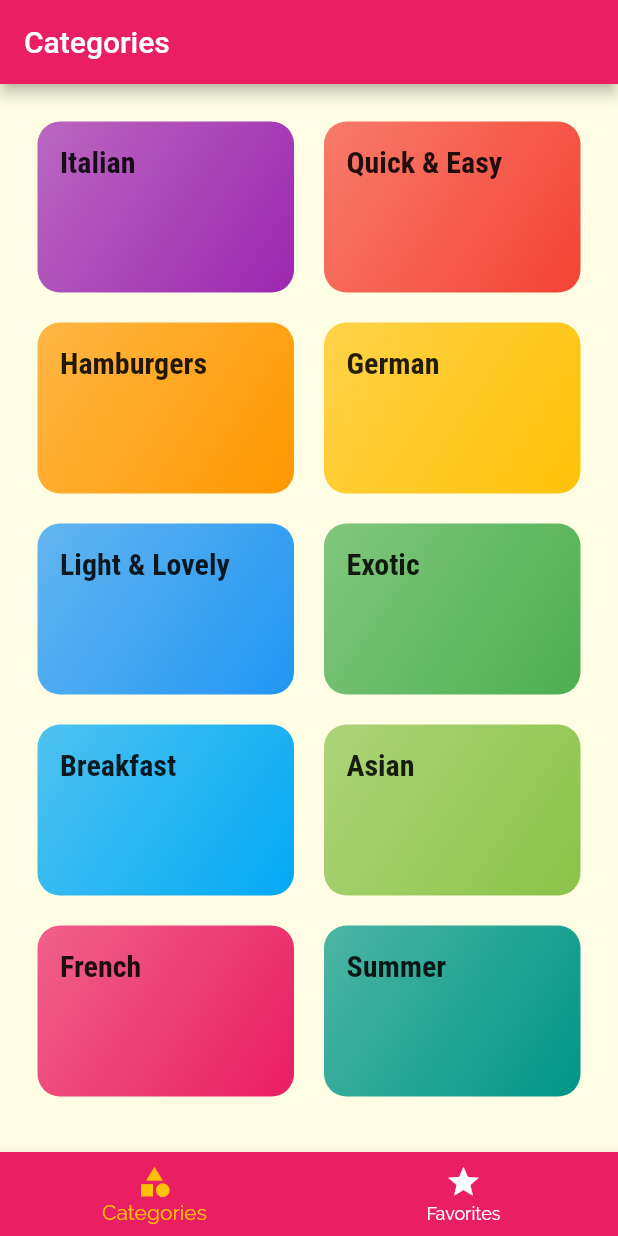
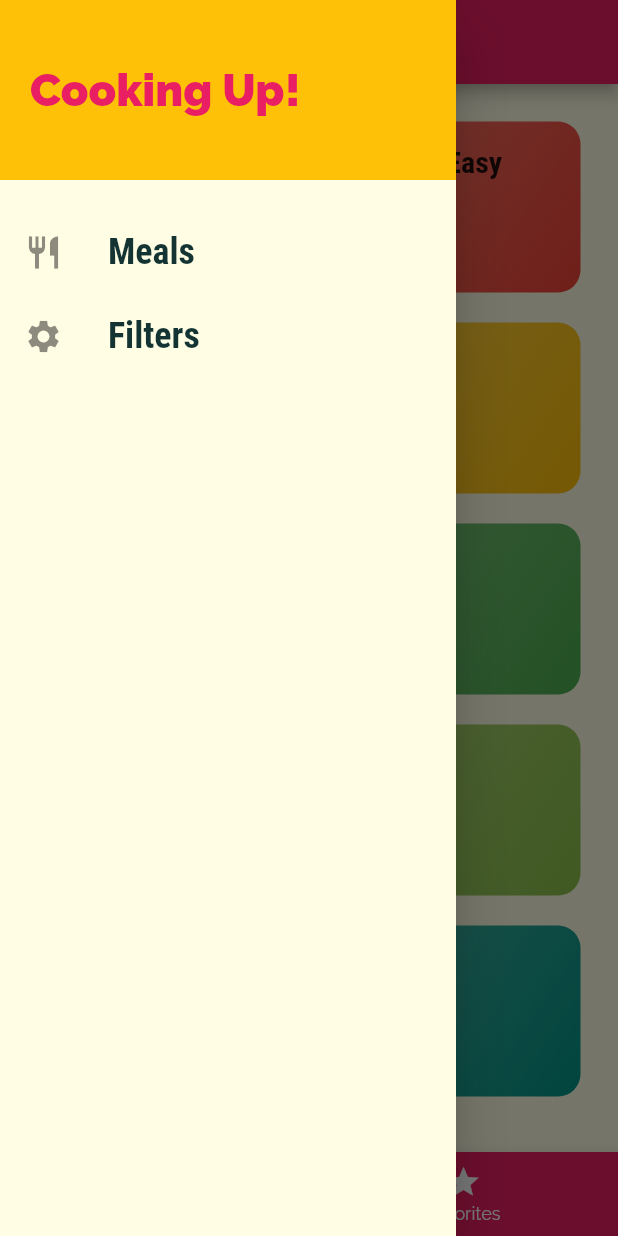
Before and after one commit to thegera4/meals_app_flutter, a Flutter app: the screen it shows after launch, with the side drawer open (before the commit the screen has no drawer), on a phone screen of 412 x 824 dp. Run offline on Flutter 3.47's test engine with Material 2 defaults, Android fonts, the phone set to English and light mode, and no system bars.

Commit message:
added filters

```diff
--- a/lib/main.dart
+++ b/lib/main.dart
@@ -1,17 +1,57 @@
 import 'package:flutter/material.dart';
+import 'models/meal.dart';
+import 'screens/filters_screen.dart';
 import 'screens/tabs_screen.dart';
 import 'screens/meal_detail_screen.dart';
 import 'screens/category_meals_screen.dart';
 import 'screens/categories_screen.dart';
+import 'dummy_data.dart';
 
 void main() {
   runApp(const MyApp());
 }
 
-class MyApp extends StatelessWidget {
+class MyApp extends StatefulWidget {
   const MyApp({super.key});
 
-  // This widget is the root of your application.
+  @override
+  State<MyApp> createState() => _MyAppState();
+}
+
+class _MyAppState extends State<MyApp> {
+
+   Map<String, bool> _filters = {
+    'gluten': false,
+    'lactose': false,
+    'vegan': false,
+    'vegetarian': false,
+  };
+
+  List<Meal> _availableMeals = dummyMeals;
+
+  void _setFilters(Map<String, bool> filterData) {
+    setState(() {
+      _filters = filterData;
+
+      _availableMeals = dummyMeals.where((meal) {
+        if (_filters['gluten']! && !meal.isGlutenFree) {
+          return false;
+        }
+        if (_filters['lactose']! && !meal.isLactoseFree) {
+          return false;
+        }
+        if (_filters['vegan']! && !meal.isVegan) {
+          return false;
+        }
+        if (_filters['vegetarian']! && !meal.isVegetarian) {
+          return false;
+        }
+        return true;
+      }).toList();
+
+    });
+  }
+
   @override
   Widget build(BuildContext context) {
     return MaterialApp(
@@ -40,11 +80,16 @@ class MyApp extends StatelessWidget {
       initialRoute: '/',
       routes: {
         '/': (context) => const TabsScreen(),
-        CategoryMealsScreen.routeName: (context) => const CategoryMealsScreen(
+        CategoryMealsScreen.routeName: (context) => CategoryMealsScreen(
+          availableMeals: _availableMeals,
           categoryTitle: null,
           categoryId: null,
         ),
         MealDetailScreen.routeName: (context) => const MealDetailScreen(),
+        FilterScreen.routeName: (context) => FilterScreen(
+          saveFilters: _setFilters,
+          currentFilters: _filters,
+        ),
       },
       //this is a fallback route, in case the route name is not found
       /*onGenerateRoute: (settings) {
--- a/lib/screens/tabs_screen.dart
+++ b/lib/screens/tabs_screen.dart
@@ -1,4 +1,5 @@
 import 'package:flutter/material.dart';
+import '/widgets/main_drawer.dart';
 import './categories_screen.dart';
 import './favorites_screen.dart';
 //import 'package:meals_app/widgets/main_drawer.dart';
@@ -34,6 +35,7 @@ class _TabsScreenState extends State<TabsScreen> {
         appBar: AppBar(
           title: Text(_pages[_selectedPageIndex]['title'] as String),
         ),
+        drawer: const MainDrawer(),
         body: _pages[_selectedPageIndex]['page'] as Widget,
         bottomNavigationBar: BottomNavigationBar(
           onTap: _selectPage,
--- /dev/null
+++ b/lib/widgets/main_drawer.dart
@@ -0,0 +1,63 @@
+import 'package:flutter/material.dart';
+import '../screens/categories_screen.dart';
+import '../screens/filters_screen.dart';
+
+class MainDrawer extends StatelessWidget {
+  const MainDrawer({Key? key}) : super(key: key);
+
+  Widget _buildListTile(String title, IconData icon, Function tapHandler){
+    return ListTile(
+      leading: Icon(icon, size: 26),
+      title: Text(
+        title,
+        style: const TextStyle(
+          fontFamily: 'RobotoCondensed',
+          fontSize: 24,
+          fontWeight: FontWeight.bold,
+        ),
+      ),
+      onTap: () => tapHandler(),
+    );
+  }
+
+  @override
+  Widget build(BuildContext context) {
+    return Drawer(
+      child: Column(
+        children: [
+          Container(
+            height: 120,
+            width: double.infinity,
+            padding: const EdgeInsets.all(20),
+            alignment: Alignment.centerLeft,
+            color: Theme.of(context).colorScheme.secondary,
+            child: Text(
+              'Cooking Up!',
+              style: TextStyle(
+                fontWeight: FontWeight.w900,
+                fontSize: 30,
+                color: Theme.of(context).colorScheme.primary,
+              ),
+            ),
+          ),
+          const SizedBox(
+            height: 20,
+          ),
+          _buildListTile(
+            'Meals',
+            Icons.restaurant,
+            //pushReplacementNamed replaces the current screen with the new one
+            //better for efficiency. No back button to go back
+            () => Navigator.of(context).pushReplacementNamed('/'),
+          ),
+          _buildListTile(
+            'Filters',
+            Icons.settings,
+            () => Navigator.of(context).pushReplacementNamed(
+                FilterScreen.routeName),
+          ),
+        ],
+      ),
+    );
+  }
+}
```
Also changed, not shown: lib/screens/category_meals_screen.dart (+47 -13 lines), lib/screens/filters_screen.dart (added, +117 -0 lines), lib/screens/meal_detail_screen.dart (+7 -1 lines), lib/widgets/meal_item.dart (+7 -1 lines).
